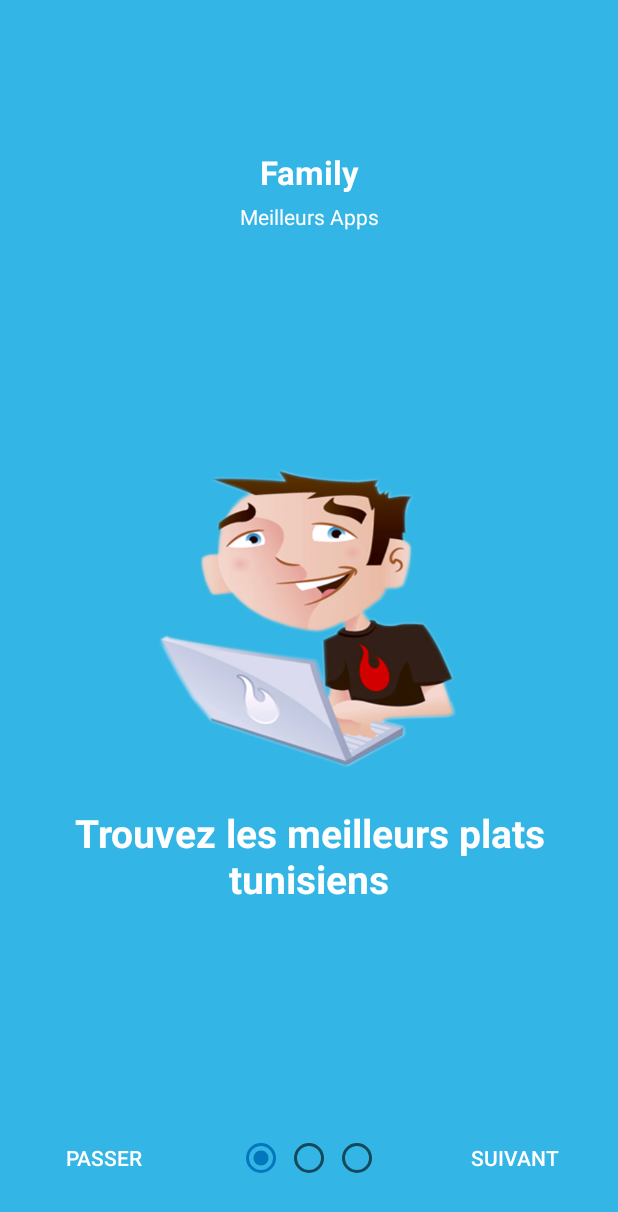
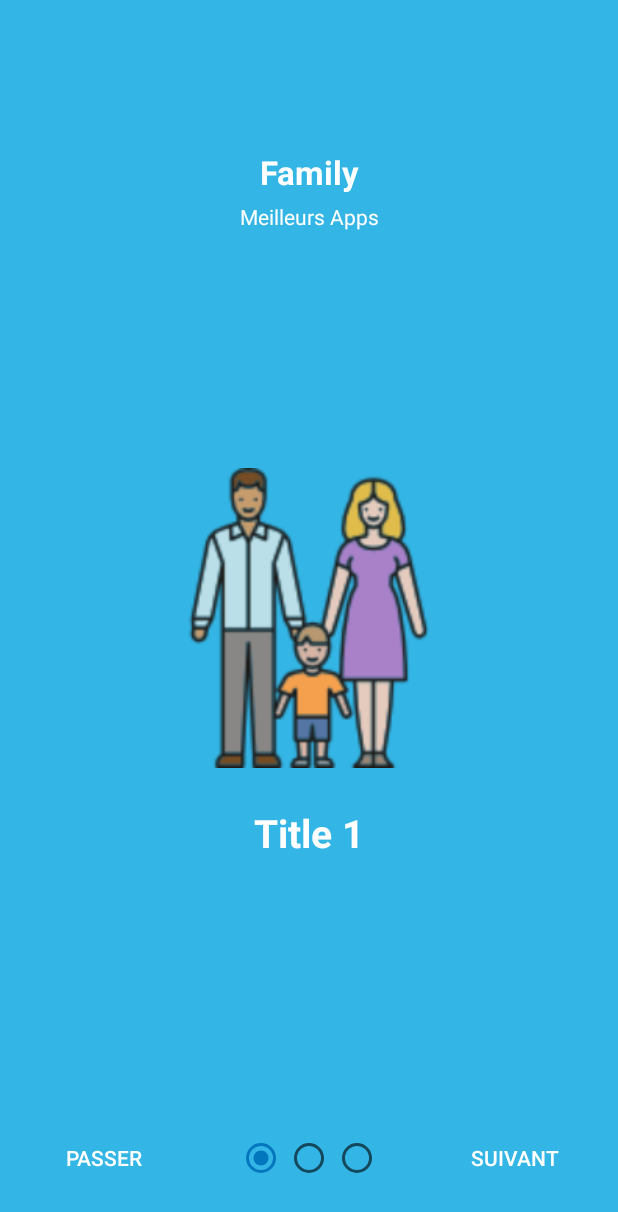
Before and after one commit to DevFest-Sfax-2016/QUIET-TEAM, an Android app: the screen it shows after launch (MainActivity), on a phone screen of 412 x 824 dp. Shown: the top 1212 px of the screen. Run offline under Robolectric (Android 15) with nearby library versions, the phone set to English and light mode, and no system bars.

Commit message:
RT:second commit

```diff
--- a/app/build.gradle
+++ b/app/build.gradle
@@ -28,6 +28,7 @@ dependencies {
     compile 'com.android.support:design:25.0.1'
     compile 'com.google.firebase:firebase-auth:10.0.0'
     compile 'com.google.firebase:firebase-database:10.0.0'
+    compile 'com.google.firebase:firebase-ads:10.0.0'
     testCompile 'junit:junit:4.12'
 }
 
--- a/app/src/main/AndroidManifest.xml
+++ b/app/src/main/AndroidManifest.xml
@@ -1,6 +1,7 @@
 <?xml version="1.0" encoding="utf-8"?>
 <manifest xmlns:android="http://schemas.android.com/apk/res/android"
     package="com.it_skills.ramzi.faamily">
+    <uses-permission android:name="android.permission.INTERNET"></uses-permission>
 
     <application
         android:allowBackup="true"
--- a/app/src/main/res/layout/activity_login.xml
+++ b/app/src/main/res/layout/activity_login.xml
@@ -22,7 +22,7 @@
         android:textSize="30sp"
         android:textColor="@color/white"
         android:textStyle="bold"
-        android:text="Firebase"/>
+        android:text="Family"/>
 
     <TextView
         android:layout_width="wrap_content"
--- a/app/src/main/res/layout/activity_signup.xml
+++ b/app/src/main/res/layout/activity_signup.xml
@@ -22,7 +22,7 @@
         android:textSize="30sp"
         android:textColor="@color/white"
         android:textStyle="bold"
-        android:text="Firebase"/>
+        android:text="Family"/>
 
     <TextView
         android:layout_width="wrap_content"
--- a/app/src/main/res/layout/fragment_splash_1.xml
+++ b/app/src/main/res/layout/fragment_splash_1.xml
@@ -10,7 +10,7 @@
         android:layout_centerInParent="true"
         android:id="@+id/imageView_intro_1"
         android:layout_marginTop="10dp"
-        android:background="@drawable/thakarni_intro_1" />
+        android:background="@drawable/aaa" />
 
     <TextView
         android:id="@+id/splach_1_title"
--- a/app/src/main/res/layout/fragment_splash_2.xml
+++ b/app/src/main/res/layout/fragment_splash_2.xml
@@ -2,7 +2,7 @@
 <RelativeLayout xmlns:android="http://schemas.android.com/apk/res/android"
     android:layout_width="match_parent"
     android:layout_height="match_parent"
-    android:background="@android:color/holo_red_light">
+    android:background="#2979FF">
 
     <ImageView
         android:layout_width="200dp"
@@ -10,7 +10,7 @@
         android:layout_centerInParent="true"
         android:id="@+id/imageView_intro_2"
         android:layout_marginTop="10dp"
-        android:background="@drawable/thakarni_intro_2" />
+        android:background="@drawable/bbb" />
 
     <TextView
         android:id="@+id/splach_2_title"
--- a/app/src/main/res/layout/fragment_splash_3.xml
+++ b/app/src/main/res/layout/fragment_splash_3.xml
@@ -10,7 +10,7 @@
         android:layout_centerInParent="true"
         android:id="@+id/imageView_intro_3"
         android:layout_marginTop="10dp"
-        android:background="@drawable/thakarni_intro_4" />
+        android:background="@drawable/ccc" />
 
     <TextView
         android:id="@+id/splach_3_title"
--- a/app/src/main/res/values-v21/strings-intro.xml
+++ b/app/src/main/res/values-v21/strings-intro.xml
@@ -3,9 +3,10 @@
     <string name="title_activity_intro_done">demarrer</string>
     <string name="title_activity_intro_next">suivant</string>
     <string name="title_activity_intro_skip">passer</string>
-    <string name="title_activity_intro_1">Trouvez les meilleurs plats tunisiens</string>
-    <string name="title_activity_intro_2">Choisissez vos plats et mettez les dans votre liste de favories</string>
-    <string name="title_activity_intro_3">Partagez vos plats avec vos amis sur les réseaux sociaux</string>
+    <string name="title_activity_intro_1">Title 1</string>
+    <string name="title_activity_intro_2">Title 2</string>
+    <string name="title_activity_intro_3">Title 3</string>
     <string name="minimum_password">Password too short, enter minimum 6 characters!</string>
 
+
 </resources>
--- a/app/src/main/res/values/strings.xml
+++ b/app/src/main/res/values/strings.xml
@@ -1,4 +1,6 @@
 <resources>
     <string name="app_name">Faamily</string>
     <string name="action_settings">Settings</string>
+    <string name="banner_ad_unit_id">ca-app-pub-3940256099942544/6300978111</string>
+
 </resources>
```
Also changed, not shown: app/src/main/java/com/it_skills/ramzi/faamily/HomeActivity.java (+27 -1 lines), app/src/main/res/layout/activity_home.xml (+23 -4 lines), app/src/main/res/drawable/aaa.png (added), app/src/main/res/drawable/bbb.png (added), app/src/main/res/drawable/ccc.png (added), app/src/main/res/drawable/family.png (added).
